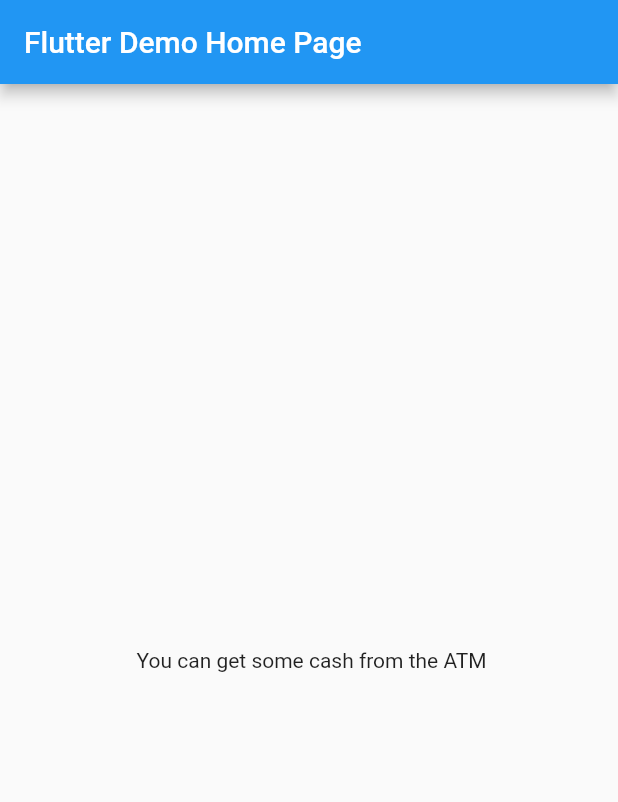
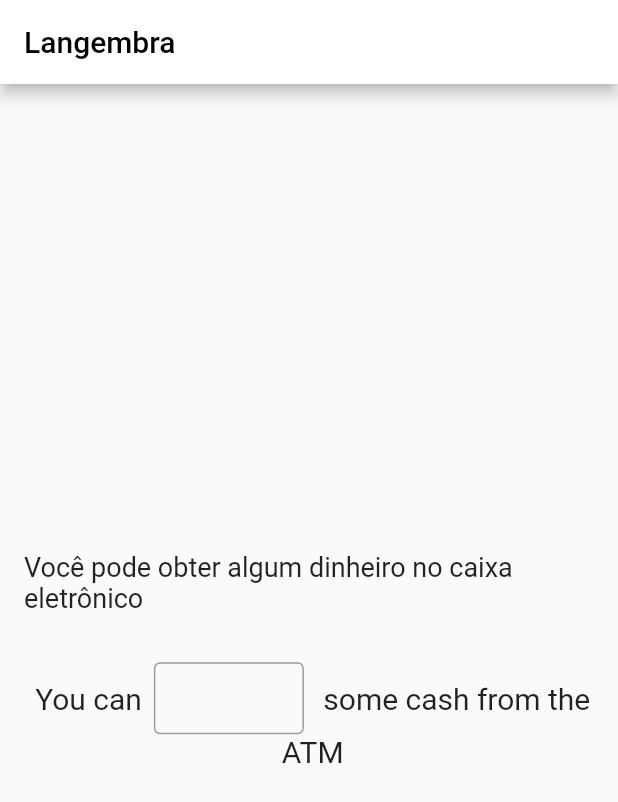
Before and after one commit to pauloasjx/langembra, a Flutter app: the screen it shows after launch, on a phone screen of 412 x 824 dp. Shown: the top 802 px of the screen. Run offline on Flutter 3.47's test engine with Material 2 defaults, Android fonts, the phone set to English and light mode, and no system bars; our stand-ins replace dio.

Commit message:
Basic home widgets

```diff
--- a/lib/main.dart
+++ b/lib/main.dart
@@ -9,11 +9,8 @@
   @override
   Widget build(BuildContext context) {
     return MaterialApp(
-      title: 'Flutter Demo',
-      theme: ThemeData(
-        primarySwatch: Colors.blue,
-      ),
-      home: HomeScreen(title: 'Flutter Demo Home Page'),
+      title: 'Langembra',
+      home: HomeScreen(title: 'Langembra'),
     );
   }
 }
--- a/lib/modules/home/home_screen.dart
+++ b/lib/modules/home/home_screen.dart
@@ -1,5 +1,3 @@
-import 'dart:math';
-
 import 'package:flutter/material.dart';
 import 'package:langembra/services/article_service.dart';
 import 'package:langembra/services/special_random_service.dart';
@@ -28,15 +26,26 @@
   @override
   Widget build(BuildContext context) {
     final String sample = "You can get some cash from the ATM";
+    final String sample2 = "Você pode obter algum dinheiro no caixa eletrônico";
 
     return Scaffold(
       appBar: AppBar(
-        title: Text(widget.title),
+        title: Text(widget.title, style: TextStyle(color: Colors.black)),
+        backgroundColor: Colors.white,
       ),
       body: Center(
-        child: Container(
-          margin: EdgeInsets.all(16.0),
-          child: SentenceWidget(sample),
+        child: Column(
+          mainAxisAlignment: MainAxisAlignment.center,
+          children: [
+            Container(
+              margin: EdgeInsets.all(16.0),
+              child: Text(sample2, style: TextStyle(fontSize: 18)),
+            ),
+            Container(
+              margin: EdgeInsets.all(16.0),
+              child: SentenceWidget(sample),
+            )
+          ],
         ),
       ),
     );
@@ -44,19 +53,17 @@
 }
 
 class SentenceWidget extends StatelessWidget {
-  String? text;
-  List<Widget>? subsentences;
+  late String text;
+  late List<Widget> subsentences;
 
   SentenceWidget(String text) {
-    final List<Widget> subsentences =
-        text.split(" ").map((s) => WordWidget(s)).toList();
-    final rnd = Random();
-    final idx = rnd.nextInt(subsentences.length);
-    // final subsentence = subsentences[idx] as WordWidget;
-    // if (subsentence.runtimeType == WordWidget) {
-    // subsentences[idx] = subsentence.toInput();
-    // }
-
+    final List<Widget> subsentences = text
+        .split(" ")
+        .asMap()
+        .map((idx, s) =>
+            MapEntry(idx, idx == 2 ? WordInputWidget(s) : WordWidget(s)))
+        .values
+        .toList();
     this.text = text;
     this.subsentences = subsentences;
   }
@@ -64,7 +71,7 @@
   @override
   Widget build(BuildContext context) {
     return Wrap(
-        children: subsentences!,
+        children: subsentences,
         alignment: WrapAlignment.center,
         crossAxisAlignment: WrapCrossAlignment.center);
   }
@@ -77,7 +84,7 @@
 
   @override
   build(BuildContext context) {
-    return Text(" " + value);
+    return Text(" " + value, style: TextStyle(fontSize: 20.0));
   }
 
   WordInputWidget toInput() => WordInputWidget(this.value);
@@ -93,14 +100,51 @@
 }
 
 class _WordInputWidgetState extends State<WordInputWidget> {
-  String current = "";
+  late TextEditingController _controller;
+
+  @override
+  void initState() {
+    super.initState();
+    _controller = TextEditingController();
+  }
+
+  @override
+  void dispose() {
+    _controller.dispose();
+    super.dispose();
+  }
+
+  bool isRight() => _controller.value.text == widget.value;
 
   @override
   build(BuildContext context) {
     return Container(
-      margin: EdgeInsets.symmetric(horizontal: 4.0),
+      margin: EdgeInsets.symmetric(horizontal: 8.0),
       child: SizedBox(
-        child: TextField(),
+        child: TextField(
+            controller: _controller,
+            onSubmitted: (String value) async {
+              await showDialog<void>(
+                  context: context,
+                  builder: (BuildContext context) {
+                    return AlertDialog(
+                      title: Text("Result"),
+                      content: Text(isRight() ? "Ok" : "Not ok"),
+                      actions: <Widget>[
+                        TextButton(
+                            onPressed: () {
+                              Navigator.pop(context);
+                            },
+                            child: Text("Ok"))
+                      ],
+                    );
+                  });
+            },
+            decoration: InputDecoration(
+                border: OutlineInputBorder(),
+                contentPadding: EdgeInsets.all(0.0)),
+            style: TextStyle(fontSize: 20.0),
+            textAlign: TextAlign.center),
         width: 100,
       ),
     );
```
